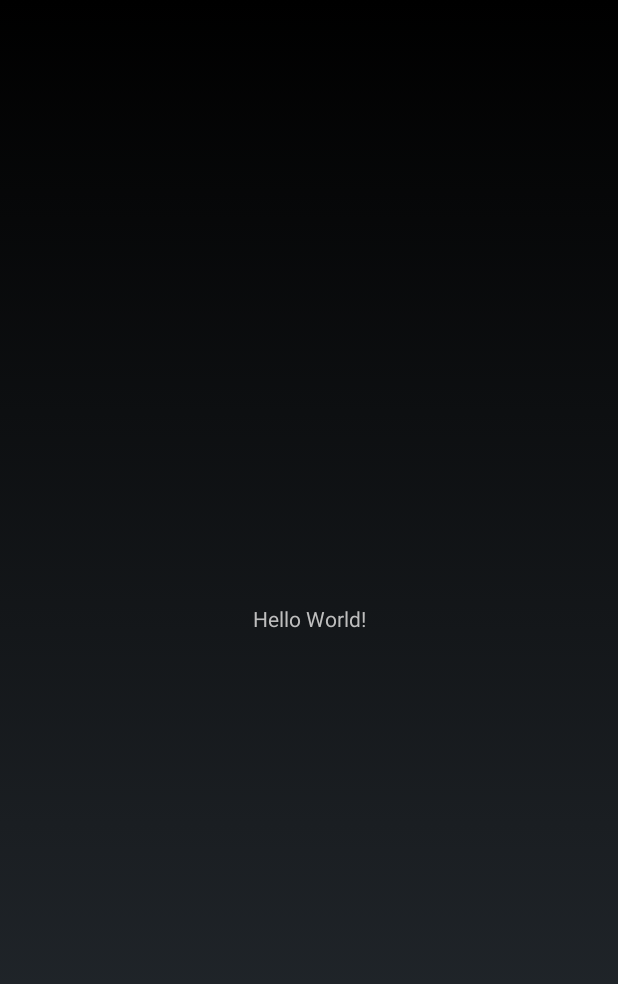
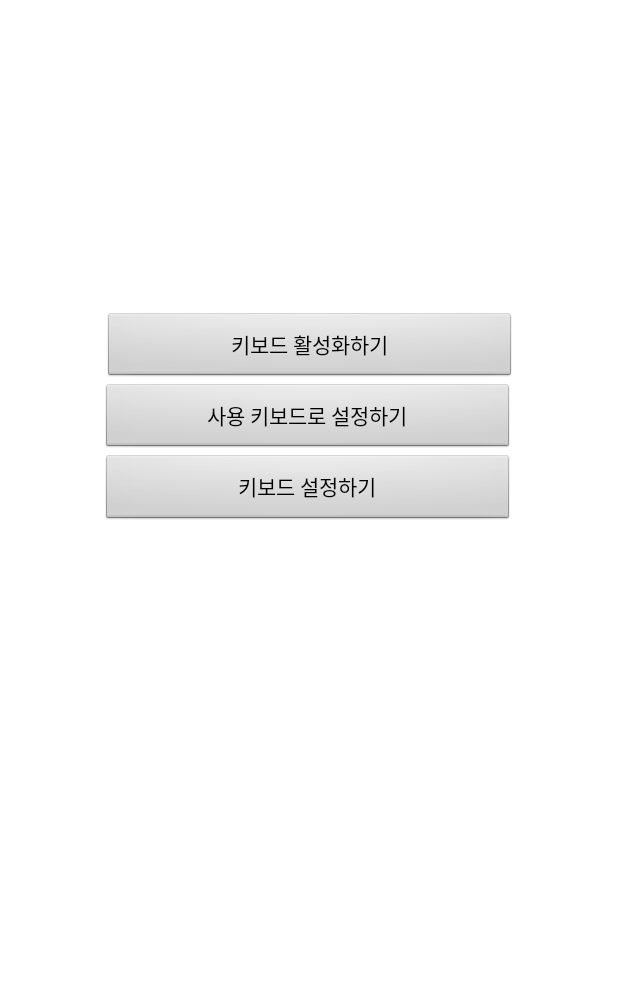
Before and after one commit to Boronare/CustomDragKeyboard, an Android app: the screen it shows after launch (MainActivity), on a phone screen of 412 x 824 dp. Shown: the top 984 px of the screen. Run offline under Robolectric (Android 15) with nearby library versions, the phone set to English and light mode, and no system bars.

Commit message:
MainActivity

```diff
--- a/app/src/main/java/org/dyndns/fules/ck/MainActivity.java
+++ b/app/src/main/java/org/dyndns/fules/ck/MainActivity.java
@@ -18,7 +18,6 @@ public class MainActivity extends Activity {
 
     public void btn1_click(View v) {
         Intent intent = new Intent(Settings.ACTION_INPUT_METHOD_SETTINGS);
-
         startActivityForResult(intent, 0);
     }
 
@@ -26,6 +25,7 @@ public class MainActivity extends Activity {
         InputMethodManager imeManager = (InputMethodManager) getApplicationContext().getSystemService(INPUT_METHOD_SERVICE);
         imeManager.showInputMethodPicker();
     }
+
     public void btn3_click(View v) {
         Intent intent = new Intent(this, CompassKeyboardSettings.class);
         startActivity(intent);
--- a/app/src/main/res/layout/activity_main.xml
+++ b/app/src/main/res/layout/activity_main.xml
@@ -4,15 +4,37 @@
     xmlns:tools="http://schemas.android.com/tools"
     android:layout_width="match_parent"
     android:layout_height="match_parent"
+    android:background="#ffffff"
     tools:context="org.dyndns.fules.ck.MainActivity">
 
-    <TextView
-        android:layout_width="wrap_content"
-        android:layout_height="wrap_content"
-        android:text="Hello World!"
-        app:layout_constraintBottom_toBottomOf="parent"
-        app:layout_constraintLeft_toLeftOf="parent"
-        app:layout_constraintRight_toRightOf="parent"
+    <Button
+        android:id="@+id/button17"
+        android:layout_width="275dp"
+        android:layout_height="47dp"
+        android:layout_marginTop="208dp"
+        android:onClick="btn1_click"
+        android:text="키보드 활성화하기"
+        app:layout_constraintEnd_toEndOf="parent"
+        app:layout_constraintStart_toStartOf="parent"
         app:layout_constraintTop_toTopOf="parent" />
 
-    </android.support.constraint.ConstraintLayout>
+    <Button
+        android:id="@+id/button18"
+        android:layout_width="275dp"
+        android:layout_height="47dp"
+        android:layout_marginEnd="1dp"
+        android:onClick="btn2_click"
+        android:text="사용 키보드로 설정하기"
+        app:layout_constraintEnd_toEndOf="@+id/button17"
+        app:layout_constraintTop_toBottomOf="@+id/button17" />
+
+    <Button
+        android:id="@+id/button19"
+        android:layout_width="275dp"
+        android:layout_height="wrap_content"
+        android:onClick="btn3_click"
+        android:text="키보드 설정하기"
+        app:layout_constraintStart_toStartOf="@+id/button18"
+        app:layout_constraintTop_toBottomOf="@+id/button18" />
+
+</android.support.constraint.ConstraintLayout>
```
